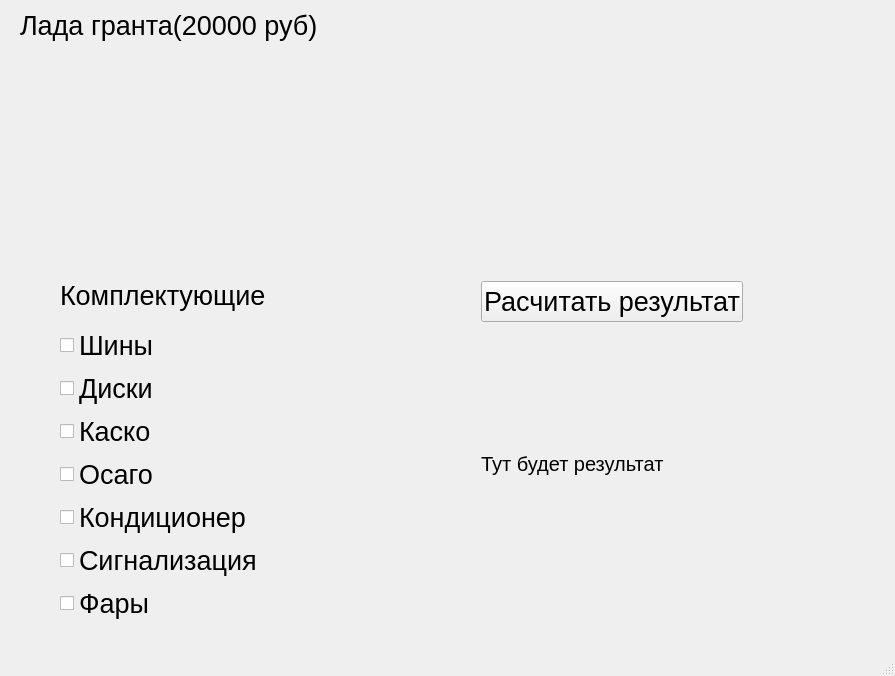
The window that mainwindow.ui (KorolevIvanMi/Qt_labs) describes before a commit, drawn with Qt 5.
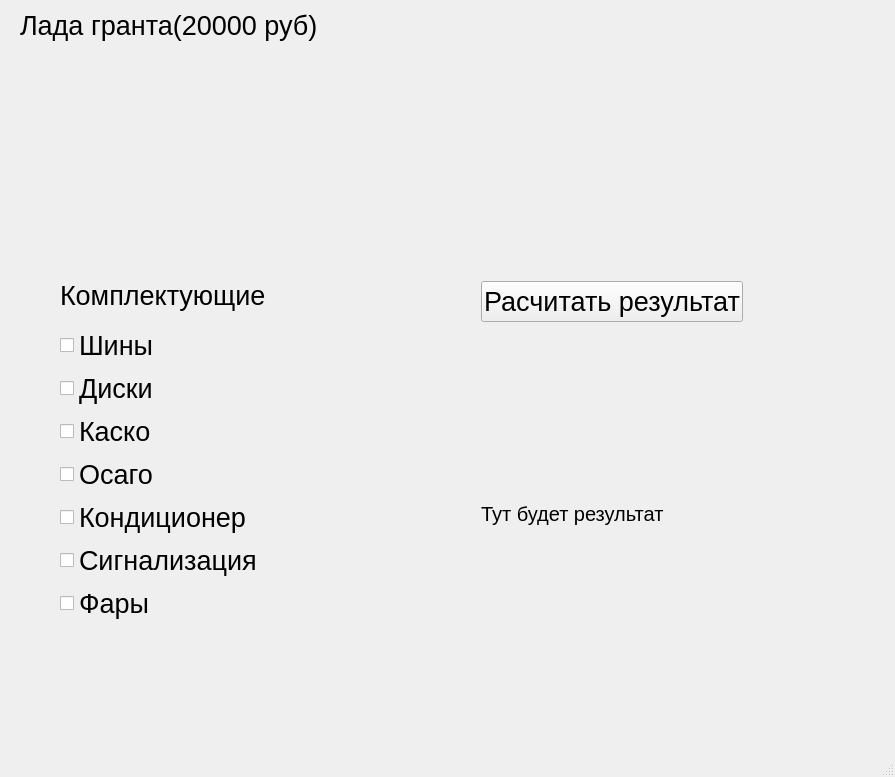
The same window after the commit. Icons and pictures are not drawn.

The edit to the form file:
```diff
--- a/mainwindow.ui
+++ b/mainwindow.ui
@@ -7,7 +7,7 @@
     <x>0</x>
     <y>0</y>
     <width>895</width>
-    <height>676</height>
+    <height>777</height>
    </rect>
   </property>
   <property name="windowTitle">
@@ -137,7 +137,7 @@
    <widget class="QLabel" name="picked_itemLbl">
     <property name="geometry">
      <rect>
-      <x>510</x>
+      <x>500</x>
       <y>10</y>
       <width>191</width>
       <height>31</height>
@@ -192,7 +192,7 @@
       <x>481</x>
       <y>328</y>
       <width>261</width>
-      <height>271</height>
+      <height>371</height>
      </rect>
     </property>
     <property name="font">
```
